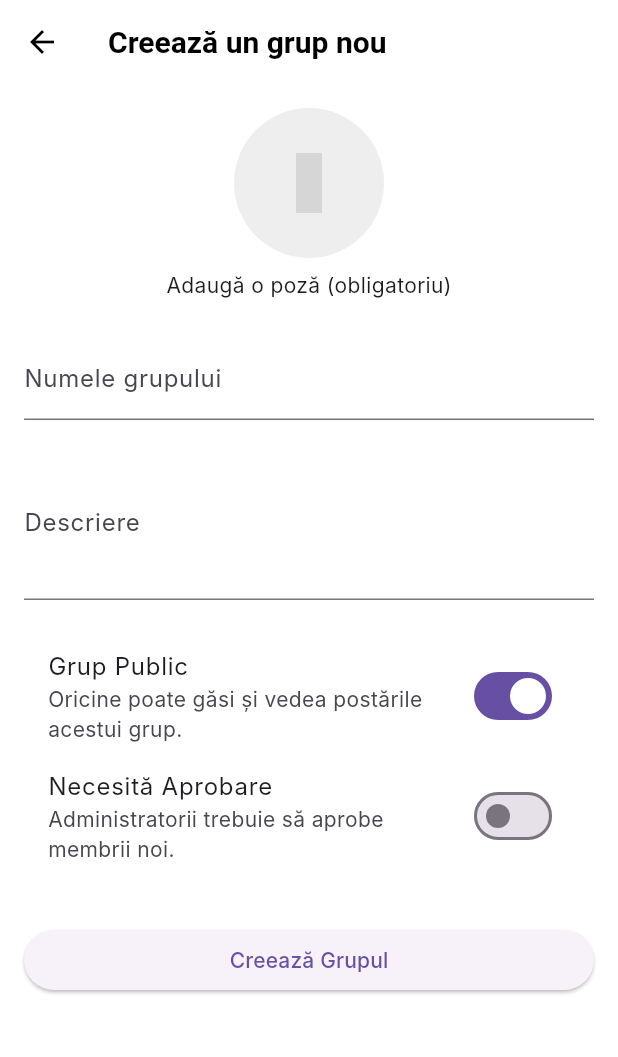
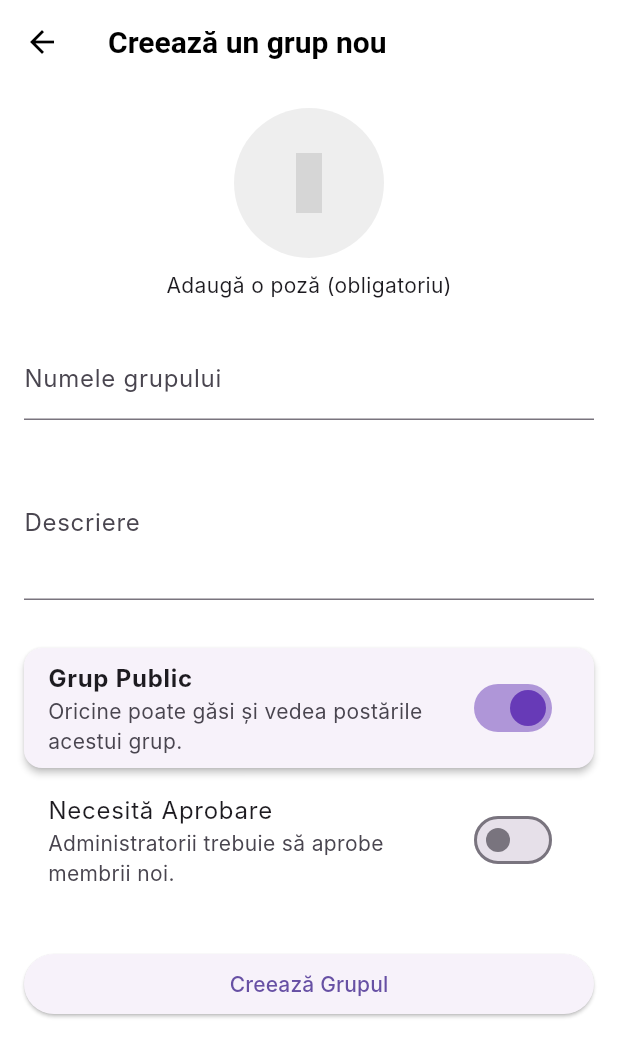
Before and after one commit to StefanXyRo/gluboom, a Flutter app: the CreateGroupScreen screen opened directly, on a phone screen of 412 x 824 dp. Shown: the top 1057 px of the screen. Run offline on Flutter 3.47's test engine with Material 3 defaults, Android fonts, the phone set to English and light mode, and no system bars; our stand-ins replace cloud_firestore, firebase_auth, firebase_core, firebase_storage, iconsax, image_picker and 5 more; missing offline and left inert: agora_rtc_engine; accounts and stored records are empty; network calls fail; Roboto replaces fonts that are missing (Inter); grey boxes are pictures that could not be loaded.

Commit message:
fix: Ensure public groups are shown by default and improve UI
- The 'Explore Groups' screen was only showing public groups, but you were accidentally creating private groups.
- The `isPublic` filter was temporarily removed to diagnose the issue and then restored.
- The 'Public Group' switch on the 'Create Group' screen has been made more prominent to reduce the chance of accidental private group creation.

```diff
--- a/lib/features/3_groups/presentation/screens/create_group_screen.dart
+++ b/lib/features/3_groups/presentation/screens/create_group_screen.dart
@@ -107,11 +107,16 @@ class _CreateGroupScreenState extends State<CreateGroupScreen> {
             const SizedBox(height: 16),
             TextField(controller: _descriptionController, decoration: const InputDecoration(labelText: 'Descriere'), maxLines: 3),
             const SizedBox(height: 24),
-            SwitchListTile(
-              title: const Text('Grup Public'),
-              subtitle: const Text('Oricine poate găsi și vedea postările acestui grup.'),
-              value: _isPublic,
-              onChanged: (value) => setState(() => _isPublic = value),
+            Card(
+              elevation: 2,
+              margin: const EdgeInsets.symmetric(vertical: 8.0),
+              child: SwitchListTile(
+                title: const Text('Grup Public', style: TextStyle(fontWeight: FontWeight.bold)),
+                subtitle: const Text('Oricine poate găsi și vedea postările acestui grup.'),
+                value: _isPublic,
+                onChanged: (value) => setState(() => _isPublic = value),
+                activeColor: Colors.deepPurple,
+              ),
             ),
             SwitchListTile(
               title: const Text('Necesită Aprobare'),
```
Also changed, not shown: lib/features/3_groups/presentation/screens/groups_list_screen.dart (line endings or trailing spaces).
